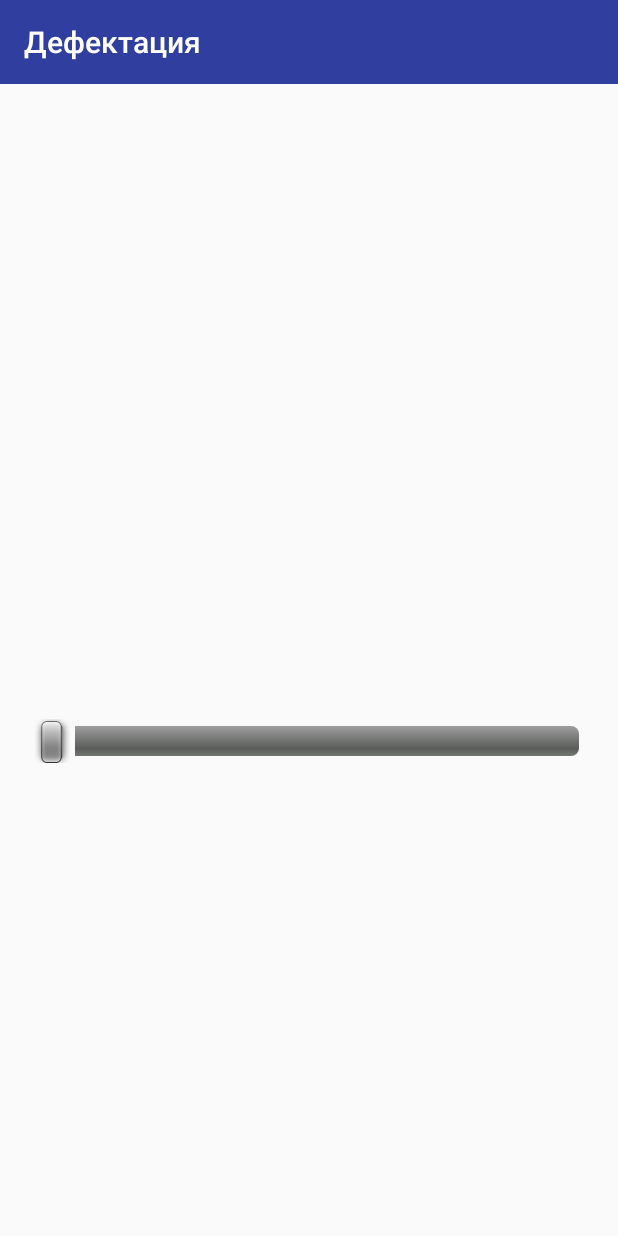
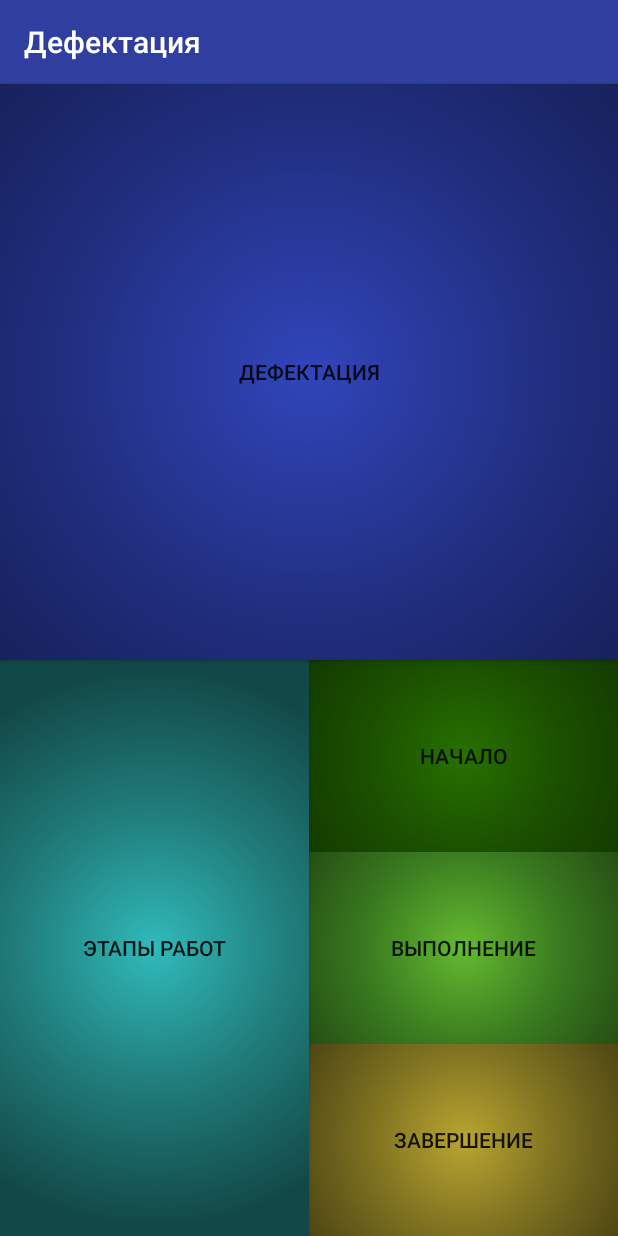
Before and after one commit to froci9rgevka/DU, an Android app: the layout activity_main.xml on its own in the app's theme, with its tools: preview values and no code run, on a phone screen of 412 x 824 dp. Run offline under Robolectric (Android 15) with nearby library versions, the phone set to English and light mode, and no system bars.

Commit message:
Небольшие правки

```diff
--- a/app/src/main/java/com/pea/du/actyvities/addresses/works/photo/PhotoGridFragment.java
+++ b/app/src/main/java/com/pea/du/actyvities/addresses/works/photo/PhotoGridFragment.java
@@ -45,6 +45,7 @@ public class PhotoGridFragment extends android.support.v4.app.Fragment {
 
     View view;
     Button bAddPhoto;
+    ProgressBar progressBar;
     private GridView gridView;
     private GridViewAdapter gridViewAdapter;
 
@@ -70,6 +71,8 @@ public class PhotoGridFragment extends android.support.v4.app.Fragment {
 
     private void objInit(){
         bAddPhoto = (Button) view.findViewById(R.id.addPhoto_button);
+
+        progressBar = (ProgressBar) view.findViewById(R.id.photoProgressBar);
 
         gridView = (GridView) view.findViewById(R.id.photo_gridView);
         gridView.setOnItemClickListener(onItemClickListener);
@@ -102,8 +105,10 @@ public class PhotoGridFragment extends android.support.v4.app.Fragment {
         @Override
         protected void onPostExecute(String r)
         {
+            progressBar.setVisibility(View.VISIBLE);
             gridViewAdapter = new GridViewAdapter(currentContext, R.layout.simple_list_view_item, getImageItems());
             gridView.setAdapter(gridViewAdapter);
+            progressBar.setVisibility(View.GONE);
         }
     }
 
@@ -148,7 +153,6 @@ public class PhotoGridFragment extends android.support.v4.app.Fragment {
 
 
     public void loadPhotos () {
-
         // Массив для хранения списка актов, загружаем в него из базы акты
         photoList = getPhotos();
     }
--- a/app/src/main/java/com/pea/du/flags/Flags.java
+++ b/app/src/main/java/com/pea/du/flags/Flags.java
@@ -16,6 +16,7 @@ public class Flags {
     final static public String DEFECT = "Дефектация";
     final static public String STAGE_WORK = "Стадия работы";
 
+    //workStageType вариации
     final static public String BEGIN_WORK = "Начало";
     final static public String DURING_WORK = "Выполнение";
     final static public String END_WORK = "Завершена";
--- /dev/null
+++ b/app/src/main/res/drawable/gradient1.xml
@@ -0,0 +1,13 @@
+<?xml version="1.0" encoding="utf-8"?>
+<shape xmlns:android="http://schemas.android.com/apk/res/android"
+       android:shape="rectangle">
+    <!--  Gradient Bg for listrow -->
+
+    <gradient
+            android:centerColor="#202d7c"
+            android:endColor="#121a49"
+            android:gradientRadius="90%p"
+            android:startColor="#3045ba"
+            android:type="radial" >
+    </gradient>
+</shape>
--- /dev/null
+++ b/app/src/main/res/drawable/gradient2.xml
@@ -0,0 +1,13 @@
+<?xml version="1.0" encoding="utf-8"?>
+<shape xmlns:android="http://schemas.android.com/apk/res/android"
+       android:shape="rectangle">
+    <!--  Gradient Bg for listrow -->
+
+    <gradient
+            android:centerColor="#207c7a"
+            android:endColor="#124948"
+            android:gradientRadius="90%p"
+            android:startColor="#30baba"
+            android:type="radial" >
+    </gradient>
+</shape>
--- /dev/null
+++ b/app/src/main/res/drawable/gradient3.xml
@@ -0,0 +1,13 @@
+<?xml version="1.0" encoding="utf-8"?>
+<shape xmlns:android="http://schemas.android.com/apk/res/android"
+       android:shape="rectangle">
+    <!--  Gradient Bg for listrow -->
+
+    <gradient
+            android:centerColor="#1b5000"
+            android:endColor="#123900"
+            android:gradientRadius="100%p"
+            android:startColor="#277100"
+            android:type="radial" >
+    </gradient>
+</shape>
--- /dev/null
+++ b/app/src/main/res/drawable/gradient4.xml
@@ -0,0 +1,13 @@
+<?xml version="1.0" encoding="utf-8"?>
+<shape xmlns:android="http://schemas.android.com/apk/res/android"
+       android:shape="rectangle">
+    <!--  Gradient Bg for listrow -->
+
+    <gradient
+            android:centerColor="#3a7c20"
+            android:endColor="#234912"
+            android:gradientRadius="100%p"
+            android:startColor="#65ba30"
+            android:type="radial" >
+    </gradient>
+</shape>
--- /dev/null
+++ b/app/src/main/res/drawable/gradient5.xml
@@ -0,0 +1,13 @@
+<?xml version="1.0" encoding="utf-8"?>
+<shape xmlns:android="http://schemas.android.com/apk/res/android"
+       android:shape="rectangle">
+    <!--  Gradient Bg for listrow -->
+
+    <gradient
+            android:centerColor="#7c7020"
+            android:endColor="#494112"
+            android:gradientRadius="100%p"
+            android:startColor="#baa530"
+            android:type="radial" >
+    </gradient>
+</shape>
--- a/app/src/main/res/layout/activity_defect.xml
+++ b/app/src/main/res/layout/activity_defect.xml
@@ -159,7 +159,7 @@
                                 android:layout_width="match_parent"
                                 android:layout_height="wrap_content"
                                 android:name="com.pea.du.actyvities.addresses.works.photo.PhotoGridFragment"
-                                android:id="@+id/photoGrid_fragment" android:layout_weight="0.05"
+                                android:id="@+id/defect_photoGrid_fragment" android:layout_weight="0.05"
                                 tools:layout="@layout/empty_layout"/>
                     </LinearLayout>
                 </LinearLayout>
--- a/app/src/main/res/layout/activity_main.xml
+++ b/app/src/main/res/layout/activity_main.xml
@@ -9,8 +9,8 @@
         tools:context="com.pea.du.actyvities.MainActivity">
 
     <RelativeLayout
-            android:layout_width="0dp"
-            android:layout_height="551dp" tools:layout_editor_absoluteY="8dp"
+            android:layout_width="wrap_content"
+            android:layout_height="wrap_content" tools:layout_editor_absoluteY="8dp"
             tools:layout_editor_absoluteX="8dp">
 
         <LinearLayout
@@ -28,32 +28,52 @@
                     app:title="@string/defect_toolbar_title"
                     tools:layout_editor_absoluteX="8dp"
                     tools:layout_editor_absoluteY="0dp"/>
+            <Button
+                    android:text="ДЕФЕКТАЦИЯ"
+                    android:layout_width="match_parent"
+                    android:layout_height="0dp"
+                    android:layout_weight="1.00"
+                    android:background="@drawable/gradient1"
+                    android:id="@+id/activity_main_bDefect"/>
             <LinearLayout
-                    android:orientation="vertical"
+                    android:orientation="horizontal"
+                    android:layout_height="0dp"
                     android:layout_width="match_parent"
-                    android:layout_height="match_parent"
-                    android:layout_marginTop="15dp"
-                    android:layout_marginLeft="10dp"
-                    android:layout_marginRight="10dp">
-                <GridView
+                    android:layout_weight="1.00">
+                <Button
+                        android:text="ЭТАПЫ РАБОТ"
+                        android:layout_height="match_parent"
                         android:layout_width="match_parent"
-                        android:layout_height="408dp" android:id="@+id/main_menu_gridview"
-                        android:horizontalSpacing="10dp"
-                        android:verticalSpacing="10dp"
-                        android:numColumns="2"/>
-                <SeekBar
+                        android:layout_weight="1"
+                        android:background="@drawable/gradient2"
+                        android:id="@+id/activity_main_bStage_Work"/>
+                <LinearLayout
+                        android:orientation="vertical"
+                        android:layout_height="match_parent"
                         android:layout_width="match_parent"
-                        android:layout_height="wrap_content" android:id="@+id/seekBar"
-                        android:max="2"
-                        android:progress="0"
-                        style="@android:style/Widget.SeekBar"/>
-                <Button
-                        android:text="@string/content_main_login_button"
-                        android:layout_width="match_parent"
-                        android:layout_height="wrap_content"
-                        android:id="@+id/sync_button"
-                        android:onClick="onLoginButtonClick" android:layout_alignParentBottom="true"
-                        android:layout_centerHorizontal="true" android:visibility="invisible"/>
+                        android:layout_weight="1">
+                    <Button
+                            android:text="НАЧАЛО"
+                            android:layout_width="match_parent"
+                            android:layout_height="wrap_content"
+                            android:layout_weight="1"
+                            android:background="@drawable/gradient3"
+                            android:id="@+id/activity_main_bBegin_Stage"/>
+                    <Button
+                            android:text="ВЫПОЛНЕНИЕ"
+                            android:layout_width="match_parent"
+                            android:layout_height="wrap_content"
+                            android:layout_weight="1"
+                            android:background="@drawable/gradient4"
+                            android:id="@+id/activity_main_bDuring_Stage"/>
+                    <Button
+                            android:text="ЗАВЕРШЕНИЕ"
+                            android:layout_width="match_parent"
+                            android:layout_height="wrap_content"
+                            android:layout_weight="1"
+                            android:background="@drawable/gradient5"
+                            android:id="@+id/activity_main_bEnd_Stage"/>
+                </LinearLayout>
             </LinearLayout>
         </LinearLayout>
 
--- a/app/src/main/res/layout/activity_photo_grid.xml
+++ b/app/src/main/res/layout/activity_photo_grid.xml
@@ -34,5 +34,11 @@
                 </GridView>
             </LinearLayout>
         </ScrollView>
+        <ProgressBar
+                android:id="@+id/photoProgressBar"
+                android:layout_width="match_parent"
+                android:layout_height="match_parent"
+                android:layout_alignParentLeft="true"
+                android:layout_alignParentTop="true" android:visibility="gone"/>
     </RelativeLayout>
 </android.support.constraint.ConstraintLayout>
--- a/app/src/main/res/layout/activity_stage.xml
+++ b/app/src/main/res/layout/activity_stage.xml
@@ -146,7 +146,7 @@
                                 android:layout_width="match_parent"
                                 android:layout_height="wrap_content"
                                 android:name="com.pea.du.actyvities.addresses.works.photo.PhotoGridFragment"
-                                android:id="@+id/photoGrid_fragment" android:layout_weight="0.05"
+                                android:id="@+id/stage_photoGrid_fragment" android:layout_weight="0.05"
                                 tools:layout="@layout/empty_layout"/>
                     </LinearLayout>
                 </LinearLayout>
--- a/app/src/main/res/layout/empty_layout.xml
+++ b/app/src/main/res/layout/empty_layout.xml
@@ -2,6 +2,6 @@
 <LinearLayout xmlns:android="http://schemas.android.com/apk/res/android"
               android:orientation="vertical"
               android:layout_width="match_parent"
-              android:layout_height="match_parent">
+              android:layout_height="300dp">
 
 </LinearLayout>
--- a/app/src/main/res/values/colors.xml
+++ b/app/src/main/res/values/colors.xml
@@ -1,6 +1,7 @@
 <?xml version="1.0" encoding="utf-8"?>
 <resources>
     <color name="colorPrimary">#303f9f</color> //848dbf
-    <color name="colorPrimaryDark">#303F9F</color>
+    <color name="colorPrimaryDark">#192150</color> // FF444D83
     <color name="colorAccent">#FF4081</color>
+    <color name="colorDefectButton">#444d83</color>
 </resources>
```
Also changed, not shown: app/src/main/java/com/pea/du/actyvities/MainActivity.java (+64 -106 lines), app/src/main/java/com/pea/du/actyvities/addresses/works/defectation/DefectActivity.java (+52 -23 lines), app/src/main/java/com/pea/du/actyvities/addresses/works/stagework/StageActivity.java (+37 -18 lines), app/src/main/java/com/pea/du/data/Photo.java (+9 -2 lines), app/src/main/java/com/pea/du/db/local/data/DBHelper.java (+9 -9 lines).
